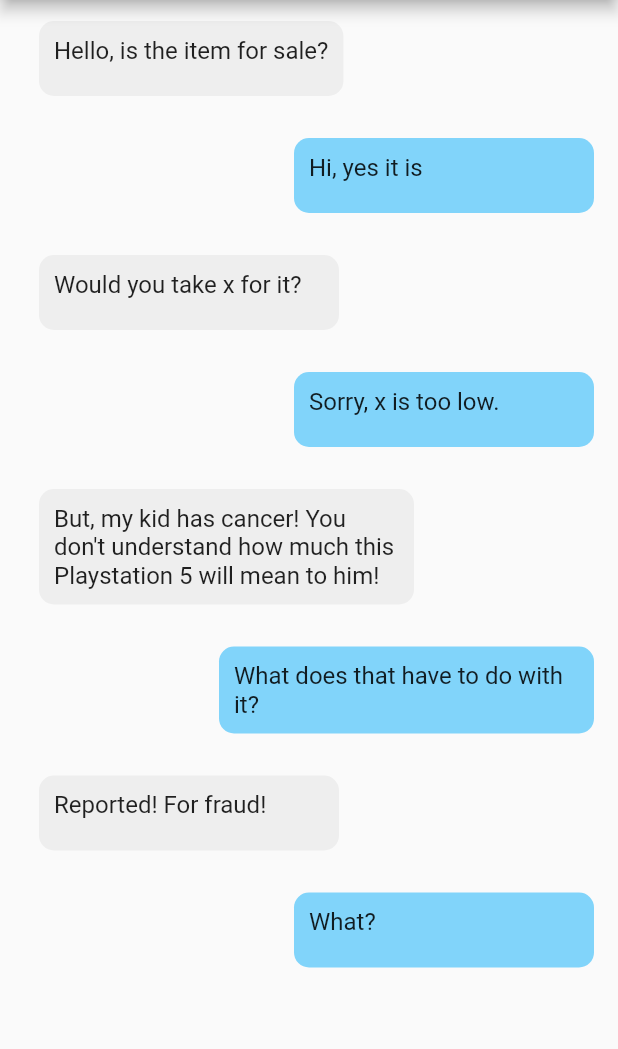
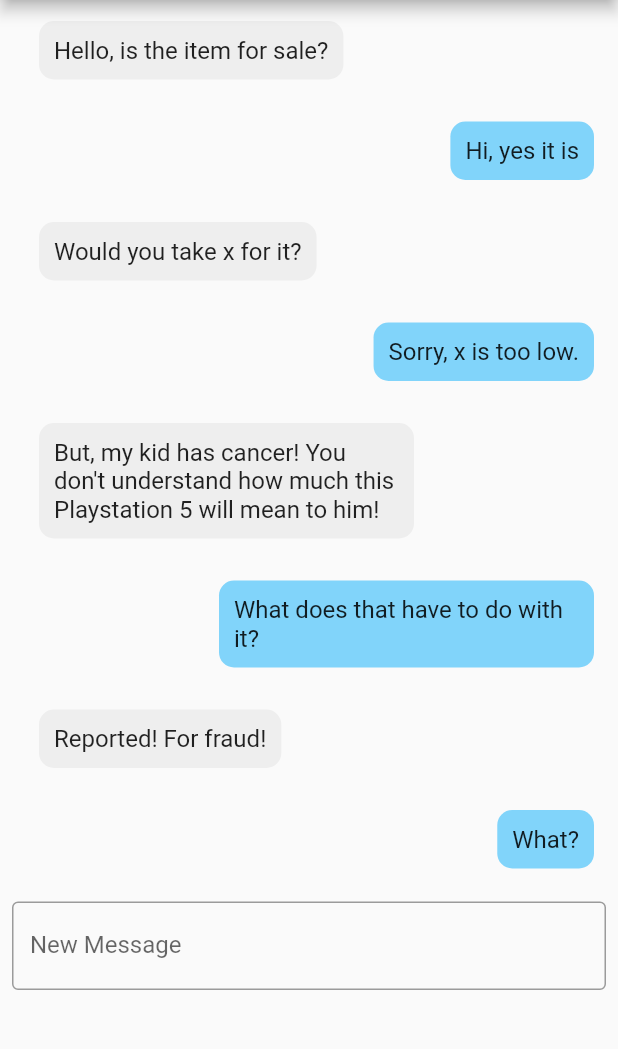
Before and after one commit to saveCraigslistTeam/craigslist, a Flutter app: the screen it shows after launch, on a phone screen of 412 x 824 dp, the part 84-1133 px from its top. Run offline on Flutter 3.47's test engine with Material 2 defaults, Android fonts, the phone set to English and light mode, and no system bars; missing offline and left inert: amplify_api, amplify_auth_cognito, amplify_core, amplify_datastore, amplify_flutter.

Commit message:
Added base level of form input, fixed issues with ListView in message details

```diff
--- /dev/null
+++ b/lib/views/messages/message_form.dart
@@ -0,0 +1,32 @@
+import 'package:flutter/material.dart';
+
+class MessageForm extends StatefulWidget {
+
+  const MessageForm({Key? key}) : super(key: key);
+
+  @override
+  State<MessageForm> createState() => _MessageFormState();
+}
+
+class _MessageFormState extends State<MessageForm> {
+  final formKey = GlobalKey<FormState>();
+
+  @override
+  Widget build(BuildContext context) {
+    return SafeArea(
+      child: (
+        Form(
+          key: formKey,
+          child:
+            Padding(
+              padding: const EdgeInsets.all(8.0),
+              child: TextFormField(
+                decoration: InputDecoration(labelText: 'New Message',
+                            border: OutlineInputBorder()),
+              ),
+            ),
+            )
+      ),
+    );
+  }
+}
--- a/lib/views/messages/messages_detail.dart
+++ b/lib/views/messages/messages_detail.dart
@@ -1,21 +1,21 @@
 import 'package:craigslist/models/messages/dummy_conversation.dart';
 import 'package:flutter/material.dart';
 import '../../models/messages/dummy_conversation.dart';
+import './message_form.dart';
 
 class MessageDetail extends StatelessWidget {
 
   final String title;
   static const String routeName = 'messageDetail';
 
+  MessageDetail({Key? key, required this.title}) : super(key: key);
+
   Conversation data = Conversation();
-
-  MessageDetail({Key? key, required this.title}) : super(key: key);
+  final String userName = "user1";
 
   @override
   Widget build(BuildContext context) {
     //final userName = ModalRoute.of(context)?.settings.arguments as String;
-    final String userName = "user1";
-
     return (
       Scaffold(
       appBar: AppBar(title: Text(title),
@@ -29,13 +29,23 @@ class MessageDetail extends StatelessWidget {
                         style: TextStyle(fontSize: 30)))
                       )
                     ),
-      body: ListView.builder(
-        itemCount: data.listLength,
-        itemBuilder: (_, index) => getListTile(index, data, context, userName))
+      body: SafeArea(
+        child: Column(
+          children: [
+            ListView.builder(
+                    itemCount: data.listLength,
+                    itemBuilder: (_, index) => getListTile(index, data, context, userName),
+                    addAutomaticKeepAlives: false,
+                    shrinkWrap: true),
+            const MessageForm()
+          ],
+        ),
+      ),
       )
     );
   }
 }
+
 
 Widget getListTile(int index, Conversation data, BuildContext context, String userName) {
   if (data.messageData[index].userId == userName) {
@@ -45,7 +55,8 @@ Widget getListTile(int index, Conversation data, BuildContext context, String us
         child: ColoredBox(
           color: Colors.lightBlue.shade200,
           text: data.messageData[index].message,
-          alignment: MainAxisAlignment.end)
+          alignment: MainAxisAlignment.end,
+          textAlignment: TextAlign.start)
       )
     );
   } else {
@@ -55,7 +66,8 @@ Widget getListTile(int index, Conversation data, BuildContext context, String us
         child: ColoredBox(
           color: Colors.grey.shade200,
           text: data.messageData[index].message,
-          alignment: MainAxisAlignment.start)
+          alignment: MainAxisAlignment.start,
+          textAlignment: TextAlign.start)
       )
     );
   }
@@ -65,12 +77,14 @@ class ColoredBox extends StatelessWidget {
   final String text;
   final Color color;
   final MainAxisAlignment alignment;
+  final TextAlign textAlignment;
 
   const ColoredBox({
     Key? key,
     required this.text,
     required this.color,
-    required this.alignment}) : super(key: key);
+    required this.alignment,
+    required this.textAlignment}) : super(key: key);
 
   @override
   Widget build(BuildContext context) {
@@ -82,16 +96,16 @@ class ColoredBox extends StatelessWidget {
           SafeArea(
             child: Container(
               constraints: const BoxConstraints(
-                minWidth: 200,
+                minWidth: 10,
                 maxWidth: 250,
-                minHeight: 50,
+                minHeight: 10,
                 maxHeight: double.infinity),
               padding: const EdgeInsets.all(10),
               decoration: BoxDecoration(
                 color: color,
                 borderRadius: BorderRadius.circular(10)
               ),
-              child: Text(text)
+              child: Text(text, textAlign: textAlignment)
             ),
           ),
         ],)
```
